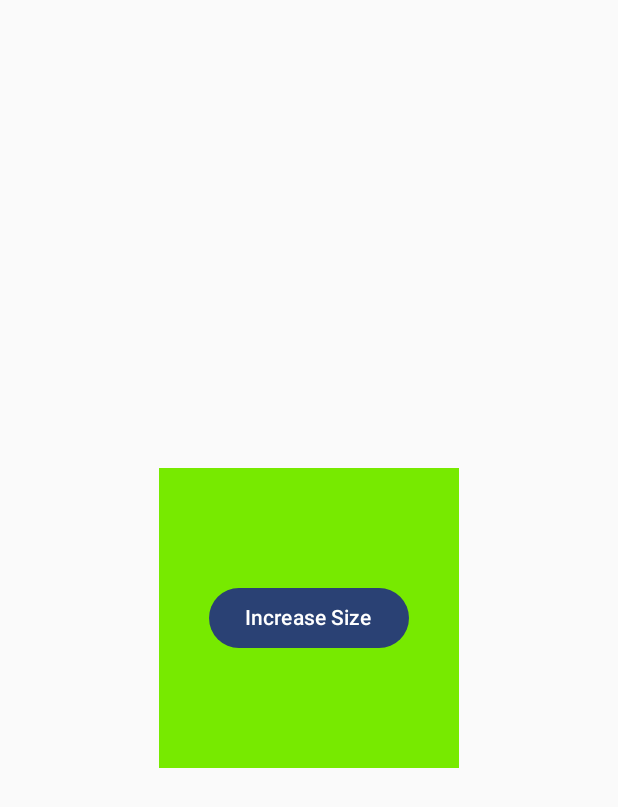
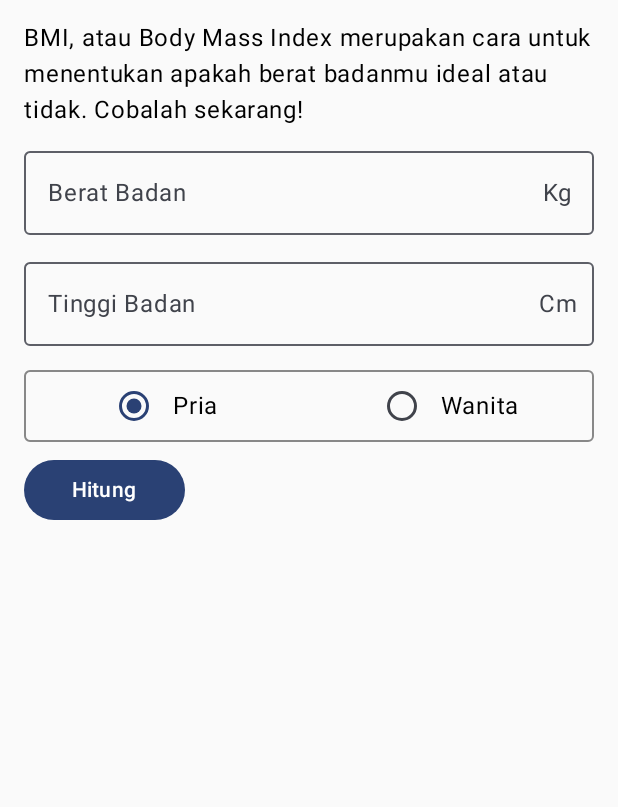
Before and after one commit to gedeastu/Jetpack_Compose_Drill, an Android app built with Jetpack Compose: the screen it shows after launch (MainActivity), on a phone screen of 412 x 824 dp. Shown: the top 807 px of the screen. Run offline under Robolectric (Android 15) with nearby library versions, the phone set to English and light mode, and no system bars; our stand-ins replace constraintlayout-compose; Roboto replaces fonts that are not available here.

Commit message:
update about BMI app layout and any components

```diff
--- /dev/null
+++ b/app/src/main/java/com/example/main/BMIapp/BMIScreen.kt
@@ -0,0 +1,84 @@
+package com.example.main.BMIapp
+
+import androidx.compose.foundation.layout.Column
+import androidx.compose.foundation.layout.fillMaxSize
+import androidx.compose.foundation.layout.fillMaxWidth
+import androidx.compose.foundation.layout.padding
+import androidx.compose.foundation.text.KeyboardOptions
+import androidx.compose.material3.ExperimentalMaterial3Api
+import androidx.compose.material3.MaterialTheme
+import androidx.compose.material3.OutlinedTextField
+import androidx.compose.material3.Text
+import androidx.compose.runtime.Composable
+import androidx.compose.runtime.getValue
+import androidx.compose.runtime.mutableStateOf
+import androidx.compose.runtime.remember
+import androidx.compose.runtime.setValue
+import androidx.compose.ui.Modifier
+import androidx.compose.ui.res.stringResource
+import androidx.compose.ui.text.input.ImeAction
+import androidx.compose.ui.text.input.KeyboardType
+import androidx.compose.ui.unit.dp
+import com.example.main.R
+
+@OptIn(ExperimentalMaterial3Api::class)
+@Composable
+fun BMIScreen(modifier: Modifier = Modifier){
+    var berat by remember {
+        mutableStateOf("")
+    }
+    var tinggi by remember {
+        mutableStateOf("")
+    }
+    Column(modifier = Modifier
+        .fillMaxSize()
+        .padding(16.dp)){
+        Text(
+            text = stringResource(id = R.string.bmi_intro),
+            modifier = Modifier.fillMaxWidth(),
+            style = MaterialTheme.typography.bodyLarge,
+        )
+        OutlinedTextField(
+            value = berat,
+            onValueChange = {
+                berat = it
+            },
+            label = {
+                Text(text = stringResource(id = R.string.berat_badan))
+            },
+            keyboardOptions = KeyboardOptions(
+                keyboardType = KeyboardType.Number,
+                imeAction = ImeAction.Done
+            ),
+            singleLine = true,
+            modifier = Modifier
+                .fillMaxWidth()
+                .padding(vertical = 10.dp),
+            trailingIcon = {
+                Text(text = stringResource(id = R.string.kg))
+            },
+        )
+        OutlinedTextField(
+            value = tinggi,
+            onValueChange = {
+                tinggi = it
+            },
+            label = {
+                Text(text = stringResource(id = R.string.tinggi_badan))
+            },
+            keyboardOptions = KeyboardOptions(
+                keyboardType = KeyboardType.Number,
+                imeAction = ImeAction.Done
+            ),
+            singleLine = true,
+            modifier = Modifier
+                .fillMaxWidth()
+                .padding(bottom = 10.dp),
+            trailingIcon = {
+                Text(text = stringResource(id = R.string.cm))
+            },
+        )
+        GenderSection()
+        HitungButton()
+    }
+}
--- /dev/null
+++ b/app/src/main/java/com/example/main/BMIapp/GenderOptions.kt
@@ -0,0 +1,57 @@
+package com.example.main.BMIapp
+
+import androidx.compose.foundation.border
+import androidx.compose.foundation.layout.Arrangement
+import androidx.compose.foundation.layout.Row
+import androidx.compose.foundation.layout.fillMaxWidth
+import androidx.compose.foundation.layout.padding
+import androidx.compose.foundation.selection.selectable
+import androidx.compose.foundation.shape.RoundedCornerShape
+import androidx.compose.material3.MaterialTheme
+import androidx.compose.material3.RadioButton
+import androidx.compose.material3.Text
+import androidx.compose.runtime.Composable
+import androidx.compose.runtime.getValue
+import androidx.compose.runtime.mutableStateOf
+import androidx.compose.runtime.remember
+import androidx.compose.runtime.setValue
+import androidx.compose.ui.Alignment
+import androidx.compose.ui.Modifier
+import androidx.compose.ui.graphics.Color
+import androidx.compose.ui.res.stringResource
+import androidx.compose.ui.semantics.Role
+import androidx.compose.ui.unit.dp
+import androidx.compose.ui.unit.sp
+import com.example.main.R
+
+@Composable
+fun GenderOptions(label:String, isSelected:Boolean, modifier: Modifier){
+    Row(modifier = Modifier, verticalAlignment = Alignment.CenterVertically){
+        RadioButton(selected = isSelected, onClick = {  })
+        Text(
+            text = label,
+            style = MaterialTheme.typography.bodyLarge,
+            modifier = Modifier.padding(start = 2.dp)
+        )
+    }
+}
+
+@Composable
+fun GenderSection(){
+    val radioOptions = listOf<String>(
+        stringResource(id = R.string.pria),
+        stringResource(id = R.string.wanita)
+    )
+    var gender by remember {
+        mutableStateOf(radioOptions[0])
+    }
+    Row(modifier = Modifier.padding(top = 6.dp).border(1.dp, Color.Gray, RoundedCornerShape(4.dp)).fillMaxWidth(), horizontalArrangement = Arrangement.SpaceAround){
+        radioOptions.forEach{value ->
+            GenderOptions(label = value, isSelected = gender == value, modifier = Modifier.selectable(
+                selected = gender == value,
+                onClick = { gender = value },
+                role = Role.RadioButton
+            ).weight(1f).padding(16.dp))
+        }
+    }
+}
--- /dev/null
+++ b/app/src/main/java/com/example/main/BMIapp/HitungButton.kt
@@ -0,0 +1,18 @@
+package com.example.main.BMIapp
+
+import androidx.compose.foundation.layout.PaddingValues
+import androidx.compose.foundation.layout.padding
+import androidx.compose.material3.Button
+import androidx.compose.material3.Text
+import androidx.compose.runtime.Composable
+import androidx.compose.ui.Modifier
+import androidx.compose.ui.res.stringResource
+import androidx.compose.ui.unit.dp
+import com.example.main.R
+
+@Composable
+fun HitungButton(){
+    Button(onClick = {  }, modifier = Modifier.padding(top = 8.dp), contentPadding = PaddingValues(horizontal = 32.dp)) {
+        Text(text = stringResource(id = R.string.hitung))
+    }
+}
--- a/app/src/main/java/com/example/main/MainActivity.kt
+++ b/app/src/main/java/com/example/main/MainActivity.kt
@@ -39,6 +39,7 @@ import androidx.compose.runtime.Composable
 import androidx.compose.runtime.MutableState
 import androidx.compose.runtime.mutableStateOf
 import androidx.compose.runtime.remember
+import androidx.compose.runtime.rememberCoroutineScope
 import androidx.compose.ui.Alignment
 import androidx.compose.ui.ExperimentalComposeUiApi
 import androidx.compose.ui.Modifier
@@ -48,6 +49,9 @@ import androidx.compose.ui.graphics.Color
 import androidx.compose.ui.graphics.painter.Painter
 import androidx.compose.ui.layout.ContentScale
 import androidx.compose.ui.layout.layoutId
+import androidx.compose.ui.platform.LocalContext
+import androidx.compose.ui.platform.LocalFocusManager
+import androidx.compose.ui.platform.LocalSoftwareKeyboardController
 import androidx.compose.ui.platform.SoftwareKeyboardController
 import androidx.compose.ui.text.SpanStyle
 import androidx.compose.ui.text.TextStyle
@@ -66,6 +70,7 @@ import androidx.constraintlayout.compose.ChainStyle
 import androidx.constraintlayout.compose.ConstraintLayout
 import androidx.constraintlayout.compose.ConstraintSet
 import androidx.constraintlayout.compose.Dimension
+import com.example.main.BMIapp.BMIScreen
 import com.example.main.simpleAnimations.SimpleAnimations
 import com.example.main.ui.theme.MainTheme
 import kotlinx.coroutines.CoroutineScope
@@ -81,9 +86,10 @@ class MainActivity : ComponentActivity() {
                 mutableStateOf("")
             }
             MainTheme {
+                BMIScreen()
 
                 //Simple Animation
-                SimpleAnimations()
+                //SimpleAnimations()
 
                 //ConstraintLayout
                 //ConstraintLayouts(
@@ -114,16 +120,16 @@ class MainActivity : ComponentActivity() {
                 //Lists(scrollState = rememberScrollState())
 
                 //Textfields, Buttons & Showing Snackbars
-                //                SnackbarsTextFieldsButtons(
-                //                    snackbarHostState = remember {
-                //                        SnackbarHostState()
-                //                    },
-                //                    coroutine = rememberCoroutineScope(),
-                //                    context = LocalContext.current,
-                //                    textFieldState = textFieldState,
-                //                    keyboardController = LocalSoftwareKeyboardController.current,
-                //                    focusManager = LocalFocusManager.current
-                //                )
+//                                SnackbarsTextFieldsButtons(
+//                                    snackbarHostState = remember {
+//                                        SnackbarHostState()
+//                                    },
+//                                    coroutine = rememberCoroutineScope(),
+//                                    context = LocalContext.current,
+//                                    textFieldState = textFieldState,
+//                                    keyboardController = LocalSoftwareKeyboardController.current,
+//                                    focusManager = LocalFocusManager.current
+//                                )
 
                 //State Compose
                 //Column(Modifier.fillMaxSize(), horizontalAlignment = Alignment.CenterHorizontally, verticalArrangement = Arrangement.Center) {
@@ -353,7 +359,7 @@ fun SnackbarsTextFieldsButtons(
                 Button(onClick = {
                     coroutine.launch {
                         val result = snackbarHostState.showSnackbar(
-                            message = "Hello $textFieldState",
+                            message = "Hello ${textFieldState.value}",
                             actionLabel = "Show the Toast",
                             duration = SnackbarDuration.Long,
                             withDismissAction = true
--- a/app/src/main/res/values/strings.xml
+++ b/app/src/main/res/values/strings.xml
@@ -1,3 +1,25 @@
 <resources>
     <string name="app_name">Main</string>
+    <string name="bmi_intro">
+        BMI, atau Body Mass Index merupakan cara untuk menentukan apakah berat badanmu ideal atau tidak. Cobalah sekarang!
+    </string>
+    <string name="berat_badan">Berat Badan</string>
+    <string name="tinggi_badan">
+        Tinggi Badan
+    </string>
+    <string name="pria">
+        Pria
+    </string>
+    <string name="wanita">
+        Wanita
+    </string>
+    <string name="hitung">
+        Hitung
+    </string>
+    <string name="kg">
+        Kg
+    </string>
+    <string name="cm">
+        Cm
+    </string>
 </resources>
```
